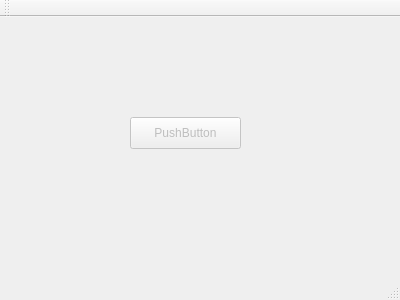
Qt form mainwindow.ui (ThomasReyUA/Eindopdracht2018019) before a commit.
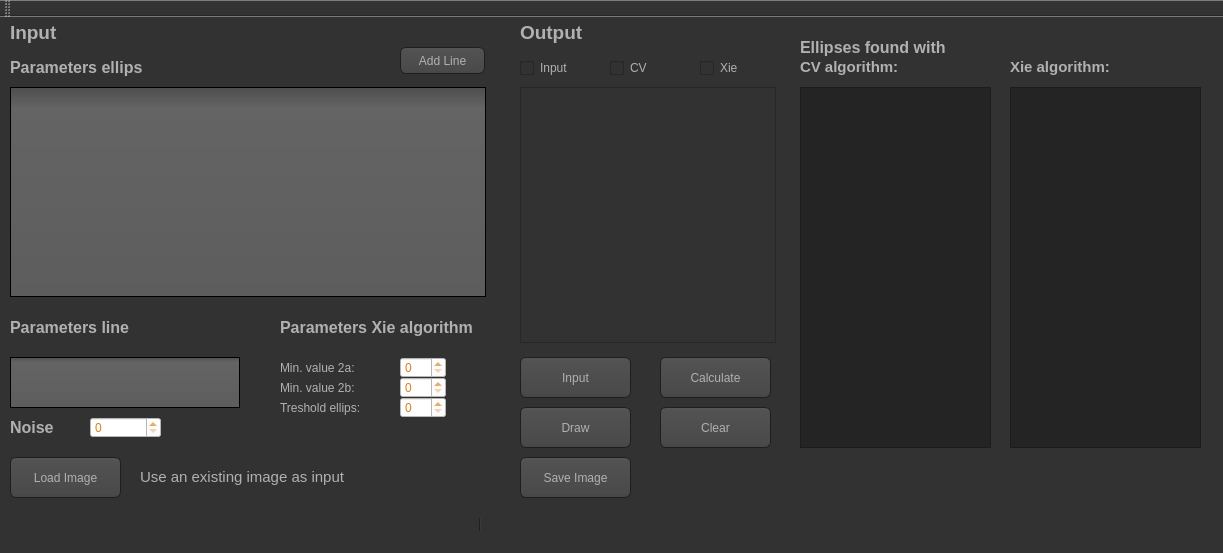
The same form after that commit. Icons and pictures are not drawn.

```diff
--- a/mainwindow.ui
+++ b/mainwindow.ui
@@ -6,30 +6,970 @@
    <rect>
     <x>0</x>
     <y>0</y>
-    <width>400</width>
-    <height>300</height>
+    <width>1223</width>
+    <height>553</height>
    </rect>
   </property>
   <property name="windowTitle">
    <string>MainWindow</string>
   </property>
+  <property name="autoFillBackground">
+   <bool>false</bool>
+  </property>
+  <property name="styleSheet">
+   <string notr="true">QToolTip
+{
+     border: 1px solid black;
+     background-color: #ffa02f;
+     padding: 1px;
+     border-radius: 3px;
+     opacity: 100;
+}
+
+QWidget
+{
+    color: #b1b1b1;
+    background-color: #323232;
+}
+
+QWidget:item:hover
+{
+    background-color: QLinearGradient( x1: 0, y1: 0, x2: 0, y2: 1, stop: 0 #ffa02f, stop: 1 #ca0619);
+    color: #000000;
+}
+
+QWidget:item:selected
+{
+    background-color: QLinearGradient( x1: 0, y1: 0, x2: 0, y2: 1, stop: 0 #ffa02f, stop: 1 #d7801a);
+}
+
+QMenuBar::item
+{
+    background: transparent;
+}
+
+QMenuBar::item:selected
+{
+    background: transparent;
+    border: 1px solid #ffaa00;
+}
+
+QMenuBar::item:pressed
+{
+    background: #444;
+    border: 1px solid #000;
+    background-color: QLinearGradient(
+        x1:0, y1:0,
+        x2:0, y2:1,
+        stop:1 #212121,
+        stop:0.4 #343434/*,
+        stop:0.2 #343434,
+        stop:0.1 #ffaa00*/
+    );
+    margin-bottom:-1px;
+    padding-bottom:1px;
+}
+
+QMenu
+{
+    border: 1px solid #000;
+}
+
+QMenu::item
+{
+    padding: 2px 20px 2px 20px;
+}
+
+QMenu::item:selected
+{
+    color: #000000;
+}
+
+QWidget:disabled
+{
+    color: #404040;
+    background-color: #323232;
+}
+
+QAbstractItemView
+{
+    background-color: QLinearGradient( x1: 0, y1: 0, x2: 0, y2: 1, stop: 0 #4d4d4d, stop: 0.1 #646464, stop: 1 #5d5d5d);
+}
+
+QWidget:focus
+{
+    /*border: 2px solid QLinearGradient( x1: 0, y1: 0, x2: 0, y2: 1, stop: 0 #ffa02f, stop: 1 #d7801a);*/
+}
+
+QLineEdit
+{
+    background-color: QLinearGradient( x1: 0, y1: 0, x2: 0, y2: 1, stop: 0 #4d4d4d, stop: 0 #646464, stop: 1 #5d5d5d);
+    padding: 1px;
+    border-style: solid;
+    border: 1px solid #1e1e1e;
+    border-radius: 5;
+}
+
+QPushButton
+{
+    color: #b1b1b1;
+    background-color: QLinearGradient( x1: 0, y1: 0, x2: 0, y2: 1, stop: 0 #565656, stop: 0.1 #525252, stop: 0.5 #4e4e4e, stop: 0.9 #4a4a4a, stop: 1 #464646);
+    border-width: 1px;
+    border-color: #1e1e1e;
+    border-style: solid;
+    border-radius: 6;
+    padding: 3px;
+    font-size: 12px;
+    padding-left: 5px;
+    padding-right: 5px;
+}
+
+QPushButton:pressed
+{
+    background-color: QLinearGradient( x1: 0, y1: 0, x2: 0, y2: 1, stop: 0 #2d2d2d, stop: 0.1 #2b2b2b, stop: 0.5 #292929, stop: 0.9 #282828, stop: 1 #252525);
+}
+
+QComboBox
+{
+    selection-background-color: #ffaa00;
+    background-color: QLinearGradient( x1: 0, y1: 0, x2: 0, y2: 1, stop: 0 #565656, stop: 0.1 #525252, stop: 0.5 #4e4e4e, stop: 0.9 #4a4a4a, stop: 1 #464646);
+    border-style: solid;
+    border: 1px solid #1e1e1e;
+    border-radius: 5;
+}
+
+QComboBox:hover,QPushButton:hover
+{
+    border: 2px solid QLinearGradient( x1: 0, y1: 0, x2: 0, y2: 1, stop: 0 #ffa02f, stop: 1 #d7801a);
+}
+
+
+QComboBox:on
+{
+    padding-top: 3px;
+    padding-left: 4px;
+    background-color: QLinearGradient( x1: 0, y1: 0, x2: 0, y2: 1, stop: 0 #2d2d2d, stop: 0.1 #2b2b2b, stop: 0.5 #292929, stop: 0.9 #282828, stop: 1 #252525);
+    selection-background-color: #ffaa00;
+}
+
+QComboBox QAbstractItemView
+{
+    border: 2px solid darkgray;
+    selection-background-color: QLinearGradient( x1: 0, y1: 0, x2: 0, y2: 1, stop: 0 #ffa02f, stop: 1 #d7801a);
+}
+
+QComboBox::drop-down
+{
+     subcontrol-origin: padding;
+     subcontrol-position: top right;
+     width: 15px;
+
+     border-left-width: 0px;
+     border-left-color: darkgray;
+     border-left-style: solid; /* just a single line */
+     border-top-right-radius: 3px; /* same radius as the QComboBox */
+     border-bottom-right-radius: 3px;
+ }
+
+QComboBox::down-arrow
+{
+     image: url(:/down_arrow.png);
+}
+
+QGroupBox:focus
+{
+border: 2px solid QLinearGradient( x1: 0, y1: 0, x2: 0, y2: 1, stop: 0 #ffa02f, stop: 1 #d7801a);
+}
+
+QTextEdit:focus
+{
+    border: 2px solid QLinearGradient( x1: 0, y1: 0, x2: 0, y2: 1, stop: 0 #ffa02f, stop: 1 #d7801a);
+}
+
+QScrollBar:horizontal {
+     border: 1px solid #222222;
+     background: QLinearGradient( x1: 0, y1: 0, x2: 0, y2: 1, stop: 0.0 #121212, stop: 0.2 #282828, stop: 1 #484848);
+     height: 7px;
+     margin: 0px 16px 0 16px;
+}
+
+QScrollBar::handle:horizontal
+{
+      background: QLinearGradient( x1: 0, y1: 0, x2: 1, y2: 0, stop: 0 #ffa02f, stop: 0.5 #d7801a, stop: 1 #ffa02f);
+      min-height: 20px;
+      border-radius: 2px;
+}
+
+QScrollBar::add-line:horizontal {
+      border: 1px solid #1b1b19;
+      border-radius: 2px;
+      background: QLinearGradient( x1: 0, y1: 0, x2: 1, y2: 0, stop: 0 #ffa02f, stop: 1 #d7801a);
+      width: 14px;
+      subcontrol-position: right;
+      subcontrol-origin: margin;
+}
+
+QScrollBar::sub-line:horizontal {
+      border: 1px solid #1b1b19;
+      border-radius: 2px;
+      background: QLinearGradient( x1: 0, y1: 0, x2: 1, y2: 0, stop: 0 #ffa02f, stop: 1 #d7801a);
+      width: 14px;
+     subcontrol-position: left;
+     subcontrol-origin: margin;
+}
+
+QScrollBar::right-arrow:horizontal, QScrollBar::left-arrow:horizontal
+{
+      border: 1px solid black;
+      width: 1px;
+      height: 1px;
+      background: white;
+}
+
+QScrollBar::add-page:horizontal, QScrollBar::sub-page:horizontal
+{
+      background: none;
+}
+
+QScrollBar:vertical
+{
+      background: QLinearGradient( x1: 0, y1: 0, x2: 1, y2: 0, stop: 0.0 #121212, stop: 0.2 #282828, stop: 1 #484848);
+      width: 7px;
+      margin: 16px 0 16px 0;
+      border: 1px solid #222222;
+}
+
+QScrollBar::handle:vertical
+{
+      background: QLinearGradient( x1: 0, y1: 0, x2: 0, y2: 1, stop: 0 #ffa02f, stop: 0.5 #d7801a, stop: 1 #ffa02f);
+      min-height: 20px;
+      border-radius: 2px;
+}
+
+QScrollBar::add-line:vertical
+{
+      border: 1px solid #1b1b19;
+      border-radius: 2px;
+      background: QLinearGradient( x1: 0, y1: 0, x2: 0, y2: 1, stop: 0 #ffa02f, stop: 1 #d7801a);
+      height: 14px;
+      subcontrol-position: bottom;
+      subcontrol-origin: margin;
+}
+
+QScrollBar::sub-line:vertical
+{
+      border: 1px solid #1b1b19;
+      border-radius: 2px;
+      background: QLinearGradient( x1: 0, y1: 0, x2: 0, y2: 1, stop: 0 #d7801a, stop: 1 #ffa02f);
+      height: 14px;
+      subcontrol-position: top;
+      subcontrol-origin: margin;
+}
+
+QScrollBar::up-arrow:vertical, QScrollBar::down-arrow:vertical
+{
+      border: 1px solid black;
+      width: 1px;
+      height: 1px;
+      background: white;
+}
+
+
+QScrollBar::add-page:vertical, QScrollBar::sub-page:vertical
+{
+      background: none;
+}
+
+QTextEdit
+{
+    background-color: #242424;
+}
+
+QPlainTextEdit
+{
+    background-color: #242424;
+}
+
+QHeaderView::section
+{
+    background-color: QLinearGradient(x1:0, y1:0, x2:0, y2:1, stop:0 #616161, stop: 0.5 #505050, stop: 0.6 #434343, stop:1 #656565);
+    color: white;
+    padding-left: 4px;
+    border: 1px solid #6c6c6c;
+}
+
+QCheckBox:disabled
+{
+color: #414141;
+}
+
+QDockWidget::title
+{
+    text-align: center;
+    spacing: 3px; /* spacing between items in the tool bar */
+    background-color: QLinearGradient(x1:0, y1:0, x2:0, y2:1, stop:0 #323232, stop: 0.5 #242424, stop:1 #323232);
+}
+
+QDockWidget::close-button, QDockWidget::float-button
+{
+    text-align: center;
+    spacing: 1px; /* spacing between items in the tool bar */
+    background-color: QLinearGradient(x1:0, y1:0, x2:0, y2:1, stop:0 #323232, stop: 0.5 #242424, stop:1 #323232);
+}
+
+QDockWidget::close-button:hover, QDockWidget::float-button:hover
+{
+    background: #242424;
+}
+
+QDockWidget::close-button:pressed, QDockWidget::float-button:pressed
+{
+    padding: 1px -1px -1px 1px;
+}
+
+QMainWindow::separator
+{
+    background-color: QLinearGradient(x1:0, y1:0, x2:0, y2:1, stop:0 #161616, stop: 0.5 #151515, stop: 0.6 #212121, stop:1 #343434);
+    color: white;
+    padding-left: 4px;
+    border: 1px solid #4c4c4c;
+    spacing: 3px; /* spacing between items in the tool bar */
+}
+
+QMainWindow::separator:hover
+{
+
+    background-color: QLinearGradient(x1:0, y1:0, x2:0, y2:1, stop:0 #d7801a, stop:0.5 #b56c17 stop:1 #ffa02f);
+    color: white;
+    padding-left: 4px;
+    border: 1px solid #6c6c6c;
+    spacing: 3px; /* spacing between items in the tool bar */
+}
+
+QToolBar::handle
+{
+     spacing: 3px; /* spacing between items in the tool bar */
+     background: url(:/images/handle.png);
+}
+
+QMenu::separator
+{
+    height: 2px;
+    background-color: QLinearGradient(x1:0, y1:0, x2:0, y2:1, stop:0 #161616, stop: 0.5 #151515, stop: 0.6 #212121, stop:1 #343434);
+    color: white;
+    padding-left: 4px;
+    margin-left: 10px;
+    margin-right: 5px;
+}
+
+QProgressBar
+{
+    border: 2px solid grey;
+    border-radius: 5px;
+    text-align: center;
+}
+
+QProgressBar::chunk
+{
+    background-color: #d7801a;
+    width: 2.15px;
+    margin: 0.5px;
+}
+
+QTabBar::tab {
+    color: #b1b1b1;
+    border: 1px solid #444;
+    border-bottom-style: none;
+    background-color: #323232;
+    padding-left: 10px;
+    padding-right: 10px;
+    padding-top: 3px;
+    padding-bottom: 2px;
+    margin-right: -1px;
+}
+
+QTabWidget::pane {
+    border: 1px solid #444;
+    top: 1px;
+}
+
+QTabBar::tab:last
+{
+    margin-right: 0; /* the last selected tab has nothing to overlap with on the right */
+    border-top-right-radius: 3px;
+}
+
+QTabBar::tab:first:!selected
+{
+ margin-left: 0px; /* the last selected tab has nothing to overlap with on the right */
+
+
+    border-top-left-radius: 3px;
+}
+
+QTabBar::tab:!selected
+{
+    color: #b1b1b1;
+    border-bottom-style: solid;
+    margin-top: 3px;
+    background-color: QLinearGradient(x1:0, y1:0, x2:0, y2:1, stop:1 #212121, stop:.4 #343434);
+}
+
+QTabBar::tab:selected
+{
+    border-top-left-radius: 3px;
+    border-top-right-radius: 3px;
+    margin-bottom: 0px;
+}
+
+QTabBar::tab:!selected:hover
+{
+    /*border-top: 2px solid #ffaa00;
+    padding-bottom: 3px;*/
+    border-top-left-radius: 3px;
+    border-top-right-radius: 3px;
+    background-color: QLinearGradient(x1:0, y1:0, x2:0, y2:1, stop:1 #212121, stop:0.4 #343434, stop:0.2 #343434, stop:0.1 #ffaa00);
+}
+
+QRadioButton::indicator:checked, QRadioButton::indicator:unchecked{
+    color: #b1b1b1;
+    background-color: #323232;
+    border: 1px solid #b1b1b1;
+    border-radius: 6px;
+}
+
+QRadioButton::indicator:checked
+{
+    background-color: qradialgradient(
+        cx: 0.5, cy: 0.5,
+        fx: 0.5, fy: 0.5,
+        radius: 1.0,
+        stop: 0.25 #ffaa00,
+        stop: 0.3 #323232
+    );
+}
+
+QRadioButton::indicator
+{
+    border-radius: 6px;
+}
+
+QRadioButton::indicator:hover, QCheckBox::indicator:hover
+{
+    border: 1px solid #ffaa00;
+}
+
+QCheckBox::indicator:disabled, QRadioButton::indicator:disabled
+{
+    border: 1px solid #444;
+}</string>
+  </property>
   <widget class="QWidget" name="centralWidget">
-   <widget class="QPushButton" name="pushButton">
-    <property name="enabled">
-     <bool>false</bool>
+   <widget class="Line" name="line">
+    <property name="geometry">
+     <rect>
+      <x>0</x>
+      <y>420</y>
+      <width>481</width>
+      <height>16</height>
+     </rect>
     </property>
+    <property name="orientation">
+     <enum>Qt::Horizontal</enum>
+    </property>
+   </widget>
+   <widget class="Line" name="line_2">
     <property name="geometry">
      <rect>
-      <x>130</x>
-      <y>100</y>
-      <width>111</width>
-      <height>32</height>
+      <x>470</x>
+      <y>0</y>
+      <width>20</width>
+      <height>541</height>
      </rect>
     </property>
-    <property name="text">
-     <string>PushButton</string>
+    <property name="orientation">
+     <enum>Qt::Vertical</enum>
     </property>
    </widget>
+   <widget class="QWidget" name="Input_widget" native="true">
+    <property name="geometry">
+     <rect>
+      <x>0</x>
+      <y>0</y>
+      <width>501</width>
+      <height>431</height>
+     </rect>
+    </property>
+    <property name="styleSheet">
+     <string notr="true"/>
+    </property>
+    <widget class="QLabel" name="input_lable">
+     <property name="geometry">
+      <rect>
+       <x>10</x>
+       <y>0</y>
+       <width>61</width>
+       <height>31</height>
+      </rect>
+     </property>
+     <property name="text">
+      <string>&lt;html&gt;&lt;head/&gt;&lt;body&gt;&lt;p&gt;&lt;span style=&quot; font-size:14pt; font-weight:600;&quot;&gt;Input&lt;/span&gt;&lt;/p&gt;&lt;/body&gt;&lt;/html&gt;</string>
+     </property>
+    </widget>
+    <widget class="QTableWidget" name="parametersEllips">
+     <property name="geometry">
+      <rect>
+       <x>10</x>
+       <y>70</y>
+       <width>476</width>
+       <height>210</height>
+      </rect>
+     </property>
+     <property name="horizontalScrollBarPolicy">
+      <enum>Qt::ScrollBarAlwaysOff</enum>
+     </property>
+    </widget>
+    <widget class="QLabel" name="parametersEllips_label">
+     <property name="geometry">
+      <rect>
+       <x>10</x>
+       <y>40</y>
+       <width>141</width>
+       <height>21</height>
+      </rect>
+     </property>
+     <property name="text">
+      <string>&lt;html&gt;&lt;head/&gt;&lt;body&gt;&lt;p&gt;&lt;span style=&quot; font-size:12pt; font-weight:600;&quot;&gt;Parameters ellips&lt;/span&gt;&lt;/p&gt;&lt;/body&gt;&lt;/html&gt;</string>
+     </property>
+    </widget>
+    <widget class="QLabel" name="parametersLine_label">
+     <property name="geometry">
+      <rect>
+       <x>10</x>
+       <y>300</y>
+       <width>141</width>
+       <height>21</height>
+      </rect>
+     </property>
+     <property name="text">
+      <string>&lt;html&gt;&lt;head/&gt;&lt;body&gt;&lt;p&gt;&lt;span style=&quot; font-size:12pt; font-weight:600;&quot;&gt;Parameters line&lt;/span&gt;&lt;/p&gt;&lt;/body&gt;&lt;/html&gt;</string>
+     </property>
+    </widget>
+    <widget class="QTableWidget" name="parametersLine">
+     <property name="geometry">
+      <rect>
+       <x>10</x>
+       <y>340</y>
+       <width>230</width>
+       <height>51</height>
+      </rect>
+     </property>
+    </widget>
+    <widget class="QLabel" name="noise_label">
+     <property name="geometry">
+      <rect>
+       <x>10</x>
+       <y>400</y>
+       <width>51</width>
+       <height>21</height>
+      </rect>
+     </property>
+     <property name="text">
+      <string>&lt;html&gt;&lt;head/&gt;&lt;body&gt;&lt;p&gt;&lt;span style=&quot; font-size:12pt; font-weight:600;&quot;&gt;Noise&lt;/span&gt;&lt;/p&gt;&lt;/body&gt;&lt;/html&gt;</string>
+     </property>
+    </widget>
+    <widget class="QSpinBox" name="noiseSpinBox">
+     <property name="geometry">
+      <rect>
+       <x>90</x>
+       <y>400</y>
+       <width>71</width>
+       <height>21</height>
+      </rect>
+     </property>
+     <property name="styleSheet">
+      <string notr="true">background-color: rgb(255, 255, 255);
+color: rgb(215, 128, 26);
+
+</string>
+     </property>
+    </widget>
+    <widget class="QLabel" name="parametersXielabel">
+     <property name="geometry">
+      <rect>
+       <x>280</x>
+       <y>300</y>
+       <width>201</width>
+       <height>21</height>
+      </rect>
+     </property>
+     <property name="text">
+      <string>&lt;html&gt;&lt;head/&gt;&lt;body&gt;&lt;p&gt;&lt;span style=&quot; font-size:12pt; font-weight:600;&quot;&gt;Parameters Xie algorithm&lt;/span&gt;&lt;/p&gt;&lt;/body&gt;&lt;/html&gt;</string>
+     </property>
+    </widget>
+    <widget class="QSpinBox" name="minVal2aSpinBox">
+     <property name="geometry">
+      <rect>
+       <x>400</x>
+       <y>340</y>
+       <width>46</width>
+       <height>21</height>
+      </rect>
+     </property>
+     <property name="autoFillBackground">
+      <bool>false</bool>
+     </property>
+     <property name="styleSheet">
+      <string notr="true">background-color: rgb(255, 255, 255);
+color: rgb(215, 128, 26);
+
+</string>
+     </property>
+    </widget>
+    <widget class="QLabel" name="label">
+     <property name="geometry">
+      <rect>
+       <x>280</x>
+       <y>340</y>
+       <width>101</width>
+       <height>21</height>
+      </rect>
+     </property>
+     <property name="text">
+      <string>Min. value 2a:</string>
+     </property>
+    </widget>
+    <widget class="QLabel" name="label_2">
+     <property name="geometry">
+      <rect>
+       <x>280</x>
+       <y>360</y>
+       <width>101</width>
+       <height>21</height>
+      </rect>
+     </property>
+     <property name="text">
+      <string>Min. value 2b:</string>
+     </property>
+    </widget>
+    <widget class="QSpinBox" name="minVal2bSpinBox">
+     <property name="geometry">
+      <rect>
+       <x>400</x>
+       <y>360</y>
+       <width>46</width>
+       <height>21</height>
+      </rect>
+     </property>
+     <property name="styleSheet">
+      <string notr="true">background-color: rgb(255, 255, 255);
+color: rgb(215, 128, 26);
+
+</string>
+     </property>
+    </widget>
+    <widget class="QSpinBox" name="tresholdSpinBox">
+     <property name="geometry">
+      <rect>
+       <x>400</x>
+       <y>380</y>
+       <width>46</width>
+       <height>21</height>
+      </rect>
+     </property>
+     <property name="styleSheet">
+      <string notr="true">background-color: rgb(255, 255, 255);
+color: rgb(215, 128, 26);
+
+</string>
+     </property>
+    </widget>
+    <widget class="QLabel" name="label_3">
+     <property name="geometry">
+      <rect>
+       <x>280</x>
+       <y>380</y>
+       <width>101</width>
+       <height>21</height>
+      </rect>
+     </property>
+     <property name="text">
+      <string>Treshold ellips:</string>
+     </property>
+    </widget>
+    <widget class="QPushButton" name="addLineButton">
+     <property name="geometry">
+      <rect>
+       <x>400</x>
+       <y>30</y>
+       <width>85</width>
+       <height>27</height>
+      </rect>
+     </property>
+     <property name="text">
+      <string>Add Line</string>
+     </property>
+    </widget>
+   </widget>
+   <widget class="QWidget" name="loadImage_widget" native="true">
+    <property name="geometry">
+     <rect>
+      <x>0</x>
+      <y>430</y>
+      <width>481</width>
+      <height>71</height>
+     </rect>
+    </property>
+    <property name="styleSheet">
+     <string notr="true"/>
+    </property>
+    <widget class="QPushButton" name="loadImage">
+     <property name="geometry">
+      <rect>
+       <x>10</x>
+       <y>10</y>
+       <width>111</width>
+       <height>41</height>
+      </rect>
+     </property>
+     <property name="text">
+      <string>Load Image</string>
+     </property>
+    </widget>
+    <widget class="QLabel" name="loadImage_label">
+     <property name="geometry">
+      <rect>
+       <x>140</x>
+       <y>20</y>
+       <width>261</width>
+       <height>21</height>
+      </rect>
+     </property>
+     <property name="text">
+      <string>&lt;html&gt;&lt;head/&gt;&lt;body&gt;&lt;p&gt;&lt;span style=&quot; font-size:11pt;&quot;&gt;Use an existing image as input&lt;/span&gt;&lt;/p&gt;&lt;/body&gt;&lt;/html&gt;</string>
+     </property>
+    </widget>
+   </widget>
+   <widget class="QWidget" name="output_widget" native="true">
+    <property name="geometry">
+     <rect>
+      <x>500</x>
+      <y>0</y>
+      <width>701</width>
+      <height>491</height>
+     </rect>
+    </property>
+    <property name="styleSheet">
+     <string notr="true"/>
+    </property>
+    <widget class="QLabel" name="CValgorithm_label">
+     <property name="geometry">
+      <rect>
+       <x>300</x>
+       <y>40</y>
+       <width>111</width>
+       <height>21</height>
+      </rect>
+     </property>
+     <property name="text">
+      <string>&lt;html&gt;&lt;head/&gt;&lt;body&gt;&lt;p&gt;&lt;span style=&quot; font-size:11pt; font-weight:600;&quot;&gt;CV algorithm:&lt;/span&gt;&lt;/p&gt;&lt;/body&gt;&lt;/html&gt;</string>
+     </property>
+    </widget>
+    <widget class="QLabel" name="xieAlgorithm_label">
+     <property name="geometry">
+      <rect>
+       <x>510</x>
+       <y>40</y>
+       <width>121</width>
+       <height>21</height>
+      </rect>
+     </property>
+     <property name="text">
+      <string>&lt;html&gt;&lt;head/&gt;&lt;body&gt;&lt;p&gt;&lt;span style=&quot; font-size:11pt; font-weight:600;&quot;&gt;Xie algorithm:&lt;/span&gt;&lt;/p&gt;&lt;/body&gt;&lt;/html&gt;</string>
+     </property>
+    </widget>
+    <widget class="QLabel" name="CValgorithm_label_2">
+     <property name="geometry">
+      <rect>
+       <x>300</x>
+       <y>20</y>
+       <width>161</width>
+       <height>21</height>
+      </rect>
+     </property>
+     <property name="text">
+      <string>&lt;html&gt;&lt;head/&gt;&lt;body&gt;&lt;p&gt;&lt;span style=&quot; font-size:12pt; font-weight:600;&quot;&gt;Ellipses found with&lt;/span&gt;&lt;/p&gt;&lt;/body&gt;&lt;/html&gt;</string>
+     </property>
+    </widget>
+    <widget class="QGraphicsView" name="graphicsView">
+     <property name="geometry">
+      <rect>
+       <x>20</x>
+       <y>70</y>
+       <width>256</width>
+       <height>256</height>
+      </rect>
+     </property>
+     <property name="verticalScrollBarPolicy">
+      <enum>Qt::ScrollBarAlwaysOff</enum>
+     </property>
+     <property name="horizontalScrollBarPolicy">
+      <enum>Qt::ScrollBarAlwaysOff</enum>
+     </property>
+    </widget>
+    <widget class="QCheckBox" name="input_check">
+     <property name="geometry">
+      <rect>
+       <x>20</x>
+       <y>40</y>
+       <width>86</width>
+       <height>22</height>
+      </rect>
+     </property>
+     <property name="text">
+      <string>Input</string>
+     </property>
+    </widget>
+    <widget class="QCheckBox" name="CV_check">
+     <property name="geometry">
+      <rect>
+       <x>110</x>
+       <y>40</y>
+       <width>71</width>
+       <height>22</height>
+      </rect>
+     </property>
+     <property name="text">
+      <string>CV</string>
+     </property>
+    </widget>
+    <widget class="QCheckBox" name="Xie_check">
+     <property name="geometry">
+      <rect>
+       <x>200</x>
+       <y>40</y>
+       <width>71</width>
+       <height>22</height>
+      </rect>
+     </property>
+     <property name="text">
+      <string>Xie</string>
+     </property>
+    </widget>
+    <widget class="QLabel" name="output_label">
+     <property name="geometry">
+      <rect>
+       <x>20</x>
+       <y>0</y>
+       <width>71</width>
+       <height>31</height>
+      </rect>
+     </property>
+     <property name="text">
+      <string>&lt;html&gt;&lt;head/&gt;&lt;body&gt;&lt;p&gt;&lt;span style=&quot; font-size:14pt; font-weight:600;&quot;&gt;Output&lt;/span&gt;&lt;/p&gt;&lt;/body&gt;&lt;/html&gt;</string>
+     </property>
+    </widget>
+    <widget class="QPushButton" name="input">
+     <property name="geometry">
+      <rect>
+       <x>20</x>
+       <y>340</y>
+       <width>111</width>
+       <height>41</height>
+      </rect>
+     </property>
+     <property name="text">
+      <string>Input</string>
+     </property>
+    </widget>
+    <widget class="QPushButton" name="saveImage">
+     <property name="geometry">
+      <rect>
+       <x>20</x>
+       <y>440</y>
+       <width>111</width>
+       <height>41</height>
+      </rect>
+     </property>
+     <property name="text">
+      <string>Save Image</string>
+     </property>
+    </widget>
+    <widget class="QPushButton" name="calculate">
+     <property name="geometry">
+      <rect>
+       <x>160</x>
+       <y>340</y>
+       <width>111</width>
+       <height>41</height>
+      </rect>
+     </property>
+     <property name="text">
+      <string>Calculate</string>
+     </property>
+    </widget>
+    <widget class="QPushButton" name="clear">
+     <property name="geometry">
+      <rect>
+       <x>160</x>
+       <y>390</y>
+       <width>111</width>
+       <height>41</height>
+      </rect>
+     </property>
+     <property name="text">
+      <string>Clear</string>
+     </property>
+    </widget>
+    <widget class="QTextBrowser" name="CV_text">
+     <property name="geometry">
+      <rect>
+       <x>300</x>
+       <y>70</y>
+       <width>191</width>
+       <height>361</height>
+      </rect>
+     </property>
+    </widget>
+    <widget class="QTextBrowser" name="Xie_text">
+     <property name="geometry">
+      <rect>
+       <x>510</x>
+       <y>70</y>
+       <width>191</width>
+       <height>361</height>
+      </rect>
+     </property>
+    </widget>
+    <widget class="QPushButton" name="draw">
+     <property name="geometry">
+      <rect>
+       <x>20</x>
+       <y>390</y>
+       <width>111</width>
+       <height>41</height>
+      </rect>
+     </property>
+     <property name="text">
+      <string>Draw</string>
+     </property>
+    </widget>
+    <zorder>clear</zorder>
+    <zorder>CValgorithm_label</zorder>
+    <zorder>xieAlgorithm_label</zorder>
+    <zorder>CValgorithm_label_2</zorder>
+    <zorder>graphicsView</zorder>
+    <zorder>input_check</zorder>
+    <zorder>CV_check</zorder>
+    <zorder>Xie_check</zorder>
+    <zorder>output_label</zorder>
+    <zorder>input</zorder>
+    <zorder>saveImage</zorder>
+    <zorder>calculate</zorder>
+    <zorder>CV_text</zorder>
+    <zorder>Xie_text</zorder>
+    <zorder>draw</zorder>
+   </widget>
   </widget>
   <widget class="QMenuBar" name="menuBar">
    <property name="geometry">
@@ -42,6 +982,9 @@
    </property>
   </widget>
   <widget class="QToolBar" name="mainToolBar">
+   <property name="styleSheet">
+    <string notr="true"/>
+   </property>
    <attribute name="toolBarArea">
     <enum>TopToolBarArea</enum>
    </attribute>
```
Left out of the diff: 4 changed lines with no effect on the pictures.
